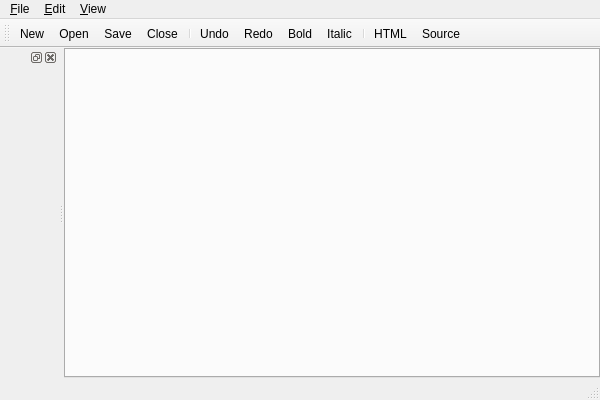
This is viMarkdown/viMarkdown/MainWindow.ui in vivisuke/viMarkdown as Qt 5 draws it before an edit. The edited form follows.
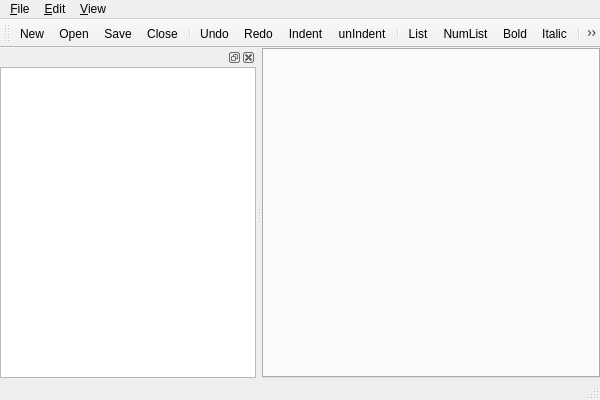
This is the edited form. Icons and pictures are not drawn.

Commit message: 0053 ◎ C 12/15 12/15 0.001│ToDo│TreeItem にフルパス情報を含める

What changed in the file:
```diff
--- a/viMarkdown/viMarkdown/MainWindow.ui
+++ b/viMarkdown/viMarkdown/MainWindow.ui
@@ -92,6 +92,11 @@
    <addaction name="separator"/>
    <addaction name="action_Undo"/>
    <addaction name="action_Redo"/>
+   <addaction name="action_Indent"/>
+   <addaction name="action_UnIndent"/>
+   <addaction name="separator"/>
+   <addaction name="action_List"/>
+   <addaction name="action_NumList"/>
    <addaction name="action_Bold"/>
    <addaction name="action_Italic"/>
    <addaction name="separator"/>
@@ -103,7 +108,34 @@
    <attribute name="dockWidgetArea">
     <number>1</number>
    </attribute>
-   <widget class="QWidget" name="dockWidgetContents"/>
+   <widget class="QWidget" name="dockWidgetContents">
+    <layout class="QHBoxLayout" name="horizontalLayout_2">
+     <property name="leftMargin">
+      <number>0</number>
+     </property>
+     <property name="topMargin">
+      <number>0</number>
+     </property>
+     <property name="rightMargin">
+      <number>0</number>
+     </property>
+     <property name="bottomMargin">
+      <number>0</number>
+     </property>
+     <item>
+      <widget class="QTreeWidget" name="treeWidget">
+       <property name="headerHidden">
+        <bool>true</bool>
+       </property>
+       <column>
+        <property name="text">
+         <string notr="true">1</string>
+        </property>
+       </column>
+      </widget>
+     </item>
+    </layout>
+   </widget>
   </widget>
   <action name="action_New">
    <property name="icon">
@@ -208,6 +240,45 @@
     <string>&amp;Redo</string>
    </property>
   </action>
+  <action name="action_List">
+   <property name="icon">
+    <iconset>
+     <normaloff>images/format_list_bulleted_48.png</normaloff>images/format_list_bulleted_48.png</iconset>
+   </property>
+   <property name="text">
+    <string>&amp;List</string>
+   </property>
+  </action>
+  <action name="action_NumList">
+   <property name="icon">
+    <iconset>
+     <normaloff>images/format_list_numbered_48.png</normaloff>images/format_list_numbered_48.png</iconset>
+   </property>
+   <property name="text">
+    <string>&amp;NumList</string>
+   </property>
+  </action>
+  <action name="action_Indent">
+   <property name="icon">
+    <iconset>
+     <normaloff>images/format_indent_increase_48.png</normaloff>images/format_indent_increase_48.png</iconset>
+   </property>
+   <property name="text">
+    <string>&amp;Indent</string>
+   </property>
+  </action>
+  <action name="action_UnIndent">
+   <property name="icon">
+    <iconset>
+     <normaloff>images/format_indent_decrease_48.png</normaloff>images/format_indent_decrease_48.png</iconset>
+   </property>
+   <property name="text">
+    <string>u&amp;nIndent</string>
+   </property>
+   <property name="shortcut">
+    <string>Backtab</string>
+   </property>
+  </action>
  </widget>
  <layoutdefault spacing="6" margin="11"/>
  <resources>
```
Left out of the diff: 21 changed lines with no effect on the pictures. The commit also changes 7 other files.
